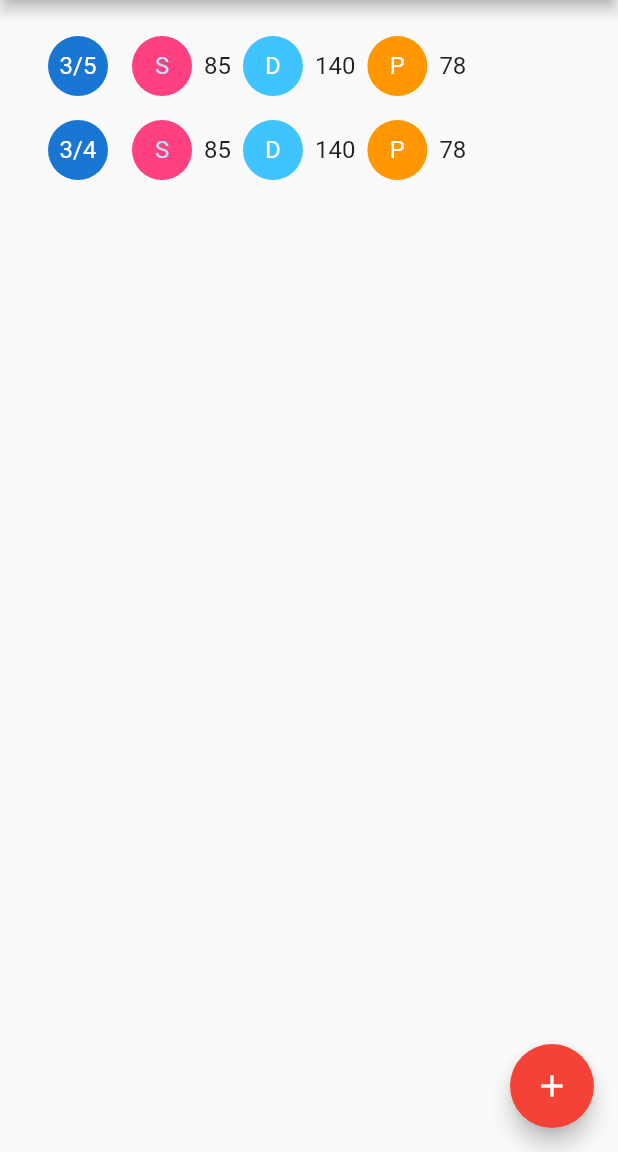
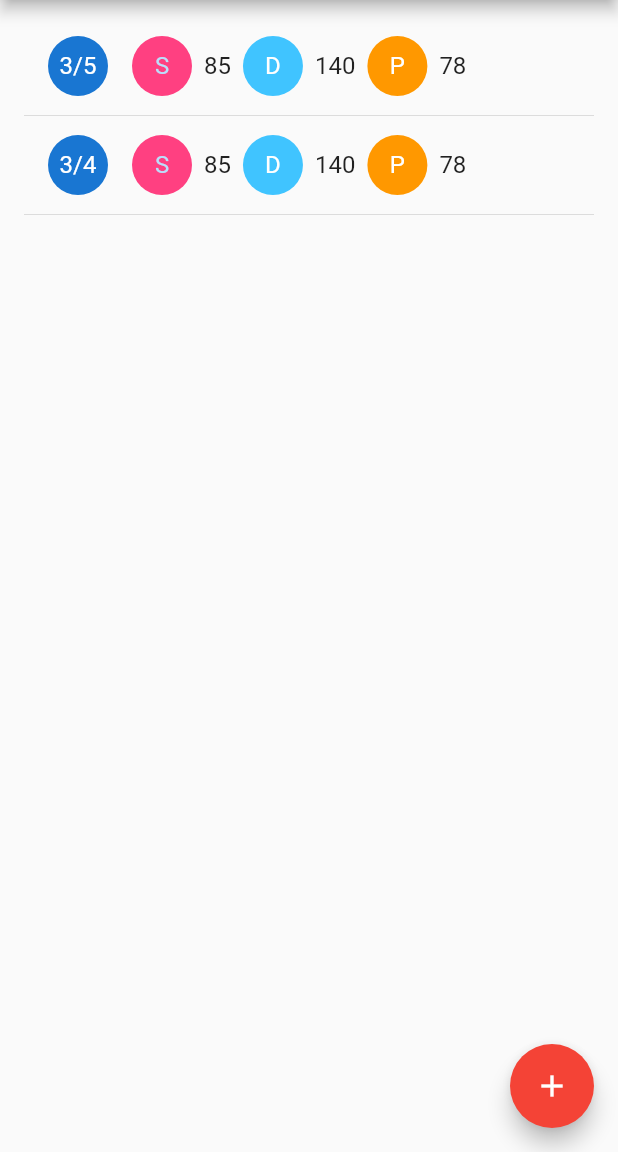
Before and after one commit to deadcheat/bloodleycooper, a Flutter app: the screen it shows after launch, on a phone screen of 412 x 824 dp, the part 84-1236 px from its top. Run offline on Flutter 3.47's test engine with Material 2 defaults, Android fonts, the phone set to English and light mode, and no system bars.

Commit message:
add line to list row

```diff
--- a/lib/main.dart
+++ b/lib/main.dart
@@ -70,10 +70,19 @@ class ReportsState extends State<Reports> {
       itemCount: _reports.length,
       padding: const EdgeInsets.all(16.0),
       itemBuilder: (context, int i) {
-        return _buildRow(this._reports[i]);
+        return _buildRow2(this._reports[i]);
       },
     );
   }
+
+  Widget _buildRow2(Report r) => new Column(
+        children: <Widget>[
+          _buildRow(r),
+          new Divider(
+            height: 10.0,
+          ),
+        ],
+      );
 
   Widget _buildRow(Report r) => new ListTile(
         leading: new Container(
```
